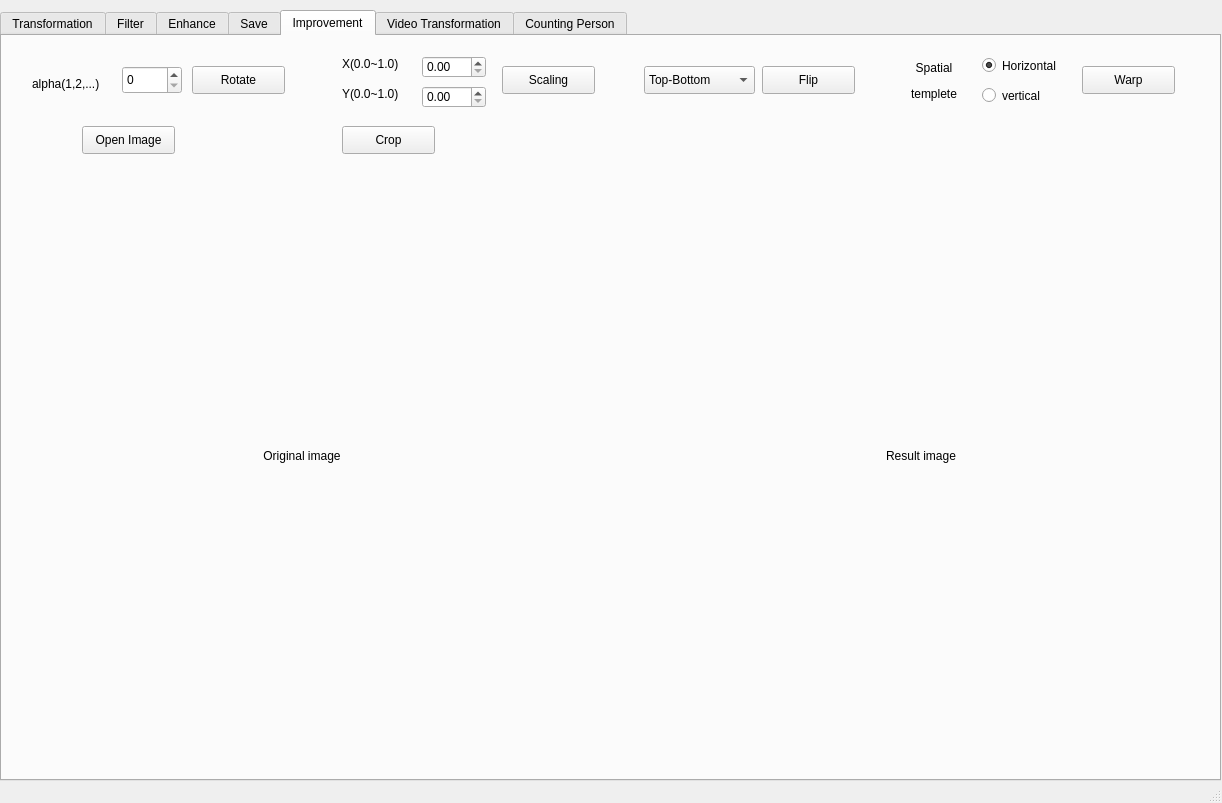
First picture: the form in image_processing_app.ui, repository soyoung125/MultimediaProcessingTool, before the edit.
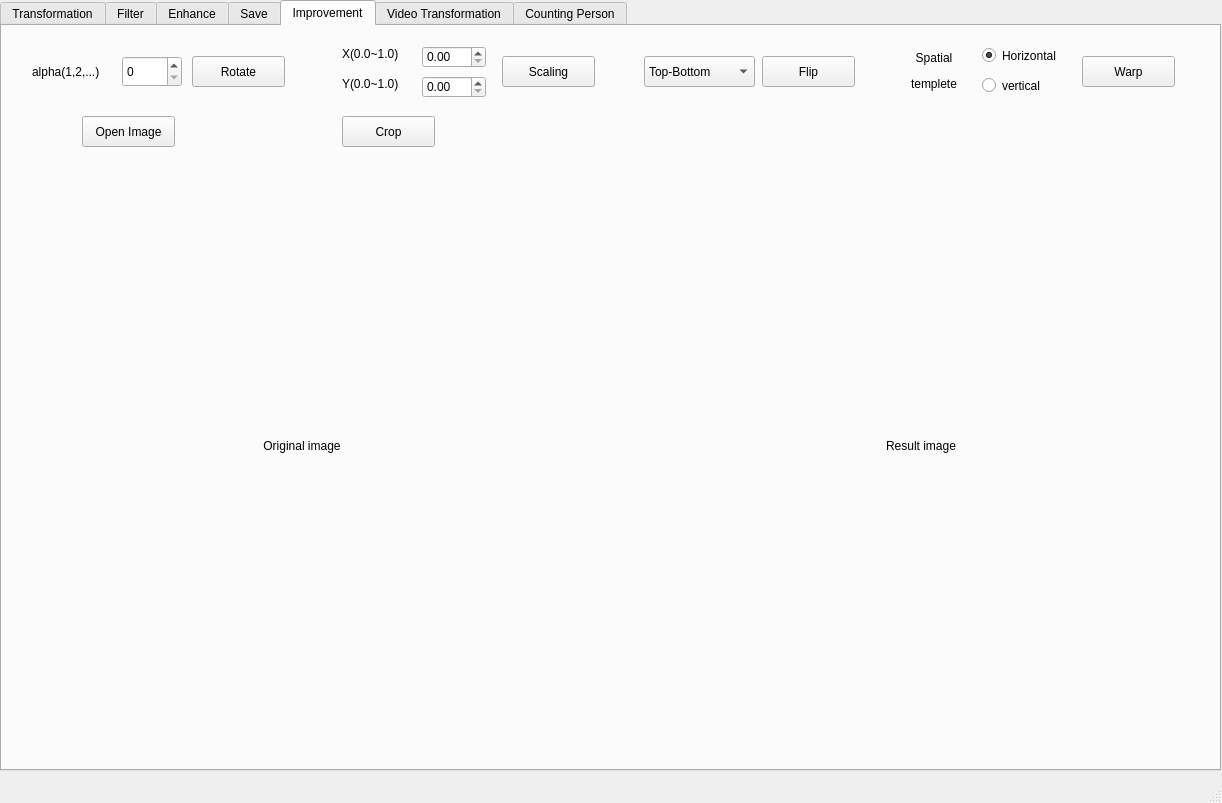
Second picture: the form after the edit. The open tabs and pages were chosen to show the change.

Commit message: 디자인 수정

Diff of the .ui file:
```diff
--- a/image_processing_app.ui
+++ b/image_processing_app.ui
@@ -18,7 +18,7 @@
     <property name="geometry">
      <rect>
       <x>0</x>
-      <y>10</y>
+      <y>0</y>
       <width>1221</width>
       <height>771</height>
      </rect>
@@ -458,9 +458,9 @@
       <property name="geometry">
        <rect>
         <x>30</x>
-        <y>40</y>
+        <y>35</y>
         <width>91</width>
-        <height>16</height>
+        <height>21</height>
        </rect>
       </property>
       <property name="text">
@@ -473,7 +473,7 @@
         <x>120</x>
         <y>30</y>
         <width>60</width>
-        <height>28</height>
+        <height>31</height>
        </rect>
       </property>
      </widget>
@@ -483,7 +483,7 @@
         <x>190</x>
         <y>30</y>
         <width>93</width>
-        <height>28</height>
+        <height>31</height>
        </rect>
       </property>
       <property name="text">
@@ -542,7 +542,7 @@
         <x>500</x>
         <y>30</y>
         <width>93</width>
-        <height>28</height>
+        <height>31</height>
        </rect>
       </property>
       <property name="text">
@@ -555,7 +555,7 @@
         <x>642</x>
         <y>30</y>
         <width>111</width>
-        <height>28</height>
+        <height>31</height>
        </rect>
       </property>
       <item>
@@ -575,7 +575,7 @@
         <x>760</x>
         <y>30</y>
         <width>93</width>
-        <height>28</height>
+        <height>31</height>
        </rect>
       </property>
       <property name="text">
@@ -635,7 +635,7 @@
         <x>1080</x>
         <y>30</y>
         <width>93</width>
-        <height>28</height>
+        <height>31</height>
        </rect>
       </property>
       <property name="text">
@@ -680,7 +680,7 @@
         <x>80</x>
         <y>90</y>
         <width>93</width>
-        <height>28</height>
+        <height>31</height>
        </rect>
       </property>
       <property name="text">
@@ -693,7 +693,7 @@
         <x>340</x>
         <y>90</y>
         <width>93</width>
-        <height>28</height>
+        <height>31</height>
        </rect>
       </property>
       <property name="text">
```
Left out of the diff: 44 changed lines with no effect on the pictures.
